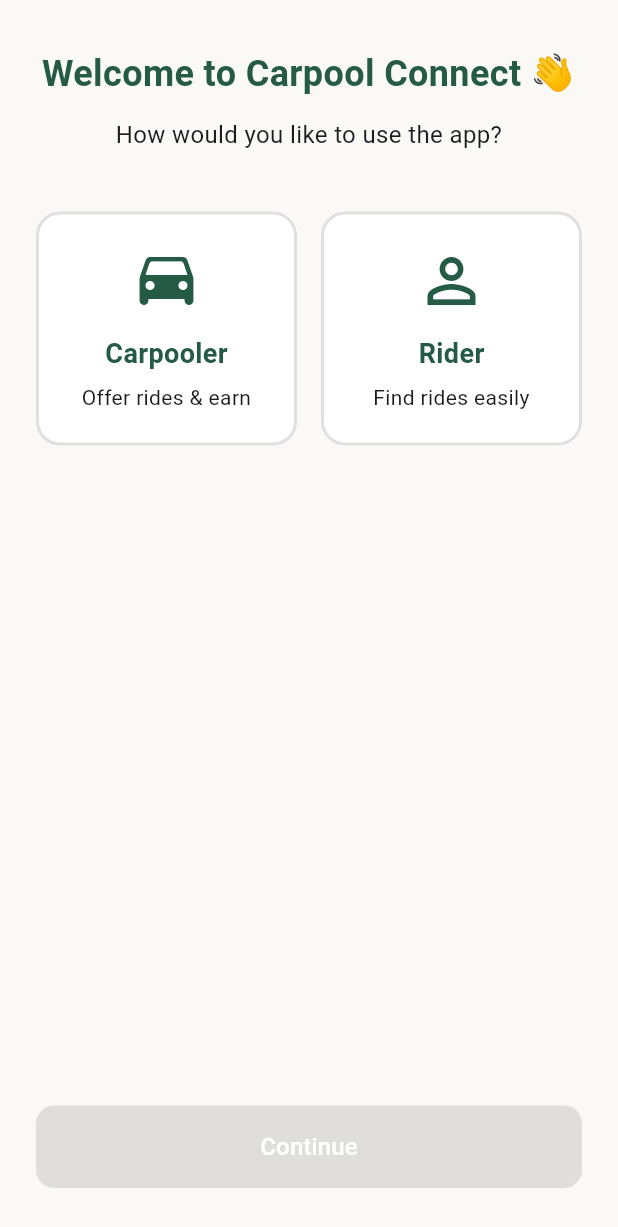
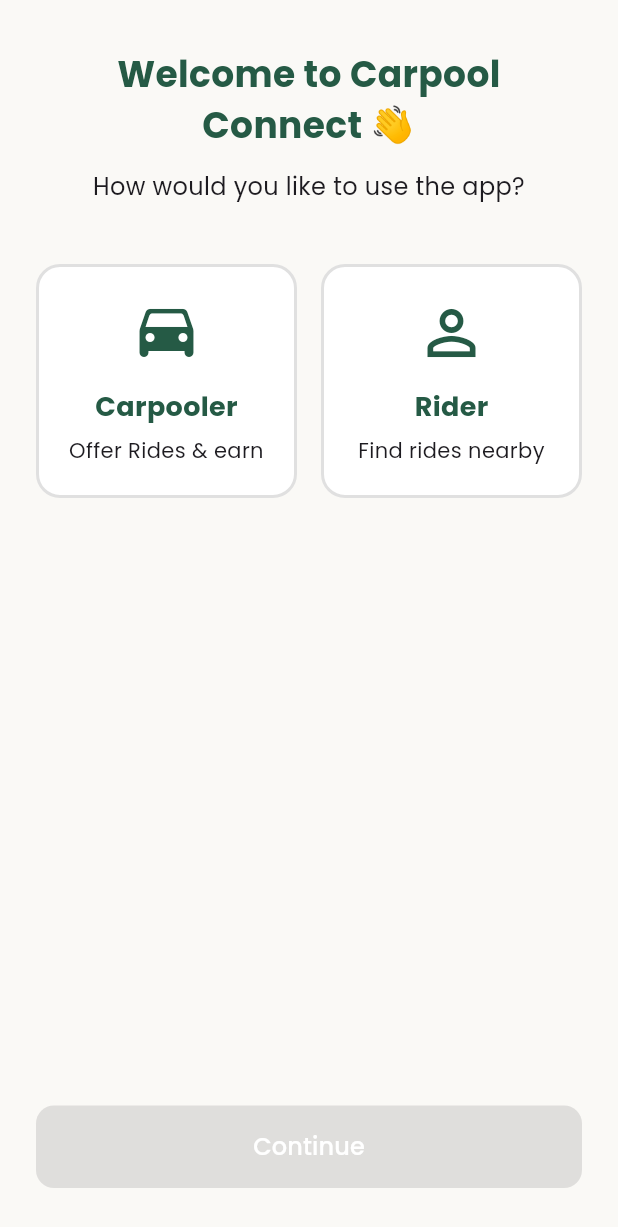
Before and after one commit to alibassam24/Carpool, a Flutter app: the ChooseRoleScreen screen opened directly, on a phone screen of 412 x 824 dp. Shown: the top 1227 px of the screen. Run offline on Flutter 3.47's test engine with Material 3 defaults, Android fonts, the light colour scheme and no system bars; our stand-ins replace get, google_fonts, shared_preferences; accounts and stored records are empty.

Commit message:
choose role screen ui fixed

```diff
--- a/lib/routes/app_routes.dart
+++ b/lib/routes/app_routes.dart
@@ -1,3 +1,4 @@
+import 'package:carpool_connect/screens/auth/choose_role_screen.dart';
 import 'package:get/get.dart';
 import '../screens/splash/splash_screen.dart';
 import '../screens/auth/login_screen.dart';
@@ -9,10 +10,12 @@
   static const splash = '/';
   static const login = '/login';
   static const onboarding ='/onboarding';
-
+  static const roles='/roles';
   static final routes = [
     GetPage(name: splash, page: () => const SplashScreen()),
     GetPage(name: login, page: () => const LoginScreen()),
-    GetPage(name: onboarding, page: ()=>const OnboardingScreen())
+    GetPage(name: onboarding, page: ()=>const OnboardingScreen()),
+    GetPage(name: onboarding, page: ()=>const ChooseRoleScreen())
+
   ];
 }
--- a/lib/screens/auth/choose_role_screen.dart
+++ b/lib/screens/auth/choose_role_screen.dart
@@ -23,6 +23,7 @@
   @override
   void initState() {
     super.initState();
+    //_selectedRole = null;
 
     _carpoolerController = AnimationController(
       duration: const Duration(milliseconds: 500),
@@ -153,6 +154,8 @@
           subtitle,
           style: const TextStyle(fontSize: 14),
           textAlign: TextAlign.center,
+           //maxLines: 1,
+          //overflow: TextOverflow.ellipsis,
         ),
       ],
     ),
@@ -196,18 +199,19 @@
                     Expanded(
                       child: _buildRoleCard(
                         title: "Carpooler",
-                        subtitle: "Offer rides & earn",
+                        subtitle: "Offer Rides & earn",
                         icon: Icons.drive_eta_rounded,
                         role: "carpooler",
                         controller: _carpoolerController,
                         rotation: _carpoolerRotation,
+
                       ),
                     ),
                     const SizedBox(width: 16),
                     Expanded(
                       child: _buildRoleCard(
                         title: "Rider",
-                        subtitle: "Find rides easily",
+                        subtitle: "Find rides nearby",
                         icon: Icons.person_outline,
                         role: "rider",
                         controller: _riderController,
```
Also changed, not shown: lib/main.dart (+7 -7 lines), lib/screens/auth/login_screen.dart (+8 -3 lines).
